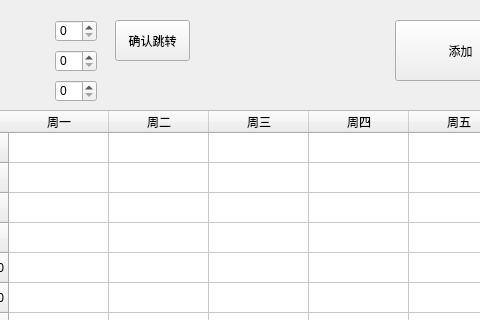
The window that src/DataStructure_course_design.ui (tangdouer1005/DataStructure_course_design) describes before a commit, drawn with Qt 5; both pictures show x 375 to 855 and y 0 to 320 of the 1107 by 637 pixel window.
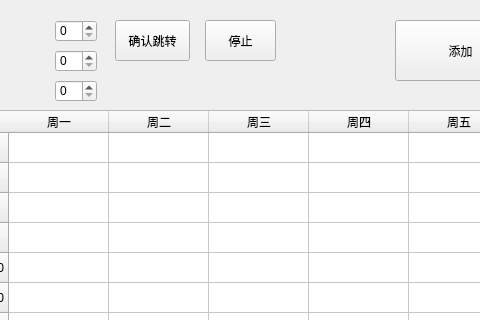
The same window after the commit.

Commit message: 增加了时间暂停功能

```diff
--- a/src/DataStructure_course_design.ui
+++ b/src/DataStructure_course_design.ui
@@ -334,6 +334,19 @@
      <string>确认跳转</string>
     </property>
    </widget>
+   <widget class="QPushButton" name="button_time_st">
+    <property name="geometry">
+     <rect>
+      <x>580</x>
+      <y>20</y>
+      <width>71</width>
+      <height>41</height>
+     </rect>
+    </property>
+    <property name="text">
+     <string>停止</string>
+    </property>
+   </widget>
    <zorder>label_personalinformation</zorder>
    <zorder>my_schedule_table</zorder>
    <zorder>button_find</zorder>
```
Left out of the diff: 1 changed line with no effect on the pictures. The commit also changes 2 other files.
